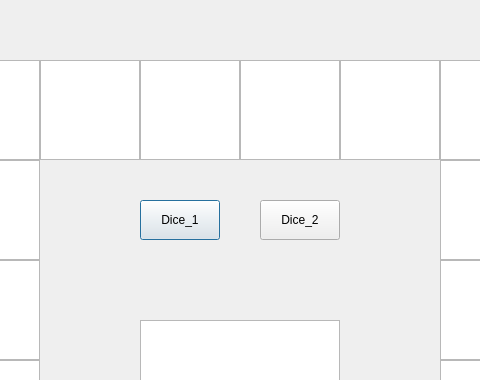
First picture: the form in _guiFiles/frame_test2.ui, repository gitKWproj/random_dice, before the edit; both pictures show x 160 to 640 and y 0 to 380 of the 800 by 800 pixel window.
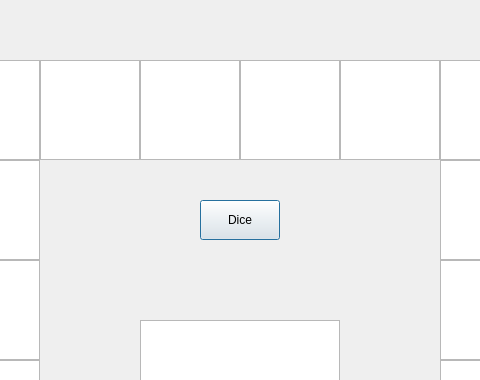
Second picture: the form after the edit. Icons and pictures are not drawn.

Patch:
```diff
--- a/_guiFiles/frame_test2.ui
+++ b/_guiFiles/frame_test2.ui
@@ -26,14 +26,14 @@
   <widget class="QPushButton" name="btn1">
    <property name="geometry">
     <rect>
-     <x>300</x>
+     <x>360</x>
      <y>200</y>
      <width>80</width>
      <height>40</height>
     </rect>
    </property>
    <property name="text">
-    <string>Dice_1</string>
+    <string>Dice</string>
    </property>
   </widget>
   <widget class="QTextBrowser" name="player2_text">
@@ -315,19 +315,6 @@
     <pixmap>../_image/player2_resize.png</pixmap>
    </property>
   </widget>
-  <widget class="QPushButton" name="btn2">
-   <property name="geometry">
-    <rect>
-     <x>420</x>
-     <y>200</y>
-     <width>80</width>
-     <height>40</height>
-    </rect>
-   </property>
-   <property name="text">
-    <string>Dice_2</string>
-   </property>
-  </widget>
   <widget class="QTextBrowser" name="main_text">
    <property name="geometry">
     <rect>
```
